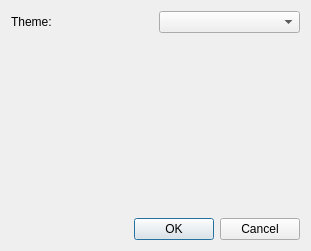
Old version of the form settings.ui in the repository MarioUnoDueTreQuattro/AudioPlayer.
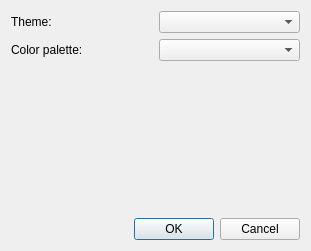
New version of the form.

Commit message: initial settingsDialog initial theme and color palette

Patch:
```diff
--- a/settings.ui
+++ b/settings.ui
@@ -28,6 +28,20 @@
      </item>
     </layout>
    </item>
+   <item>
+    <layout class="QHBoxLayout" name="horizontalLayout_2">
+     <item>
+      <widget class="QLabel" name="label_2">
+       <property name="text">
+        <string>Color palette:</string>
+       </property>
+      </widget>
+     </item>
+     <item>
+      <widget class="QComboBox" name="comboBoxColor"/>
+     </item>
+    </layout>
+   </item>
    <item>
     <spacer name="verticalSpacer">
      <property name="orientation">
```
The commit also changes 4 other files.
